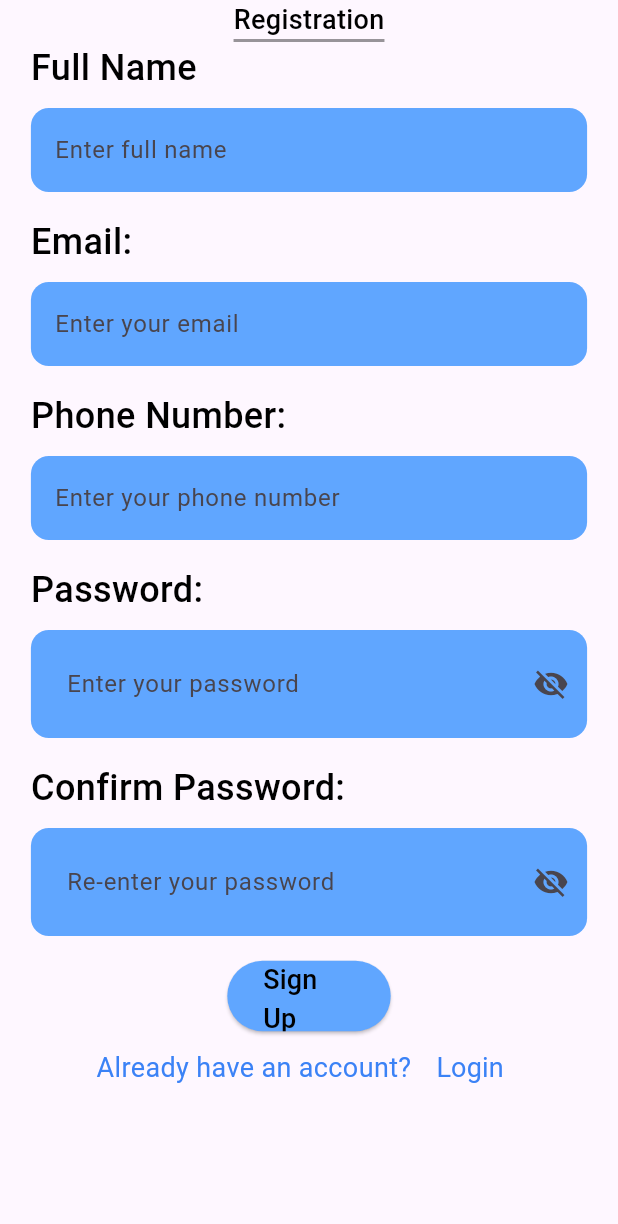
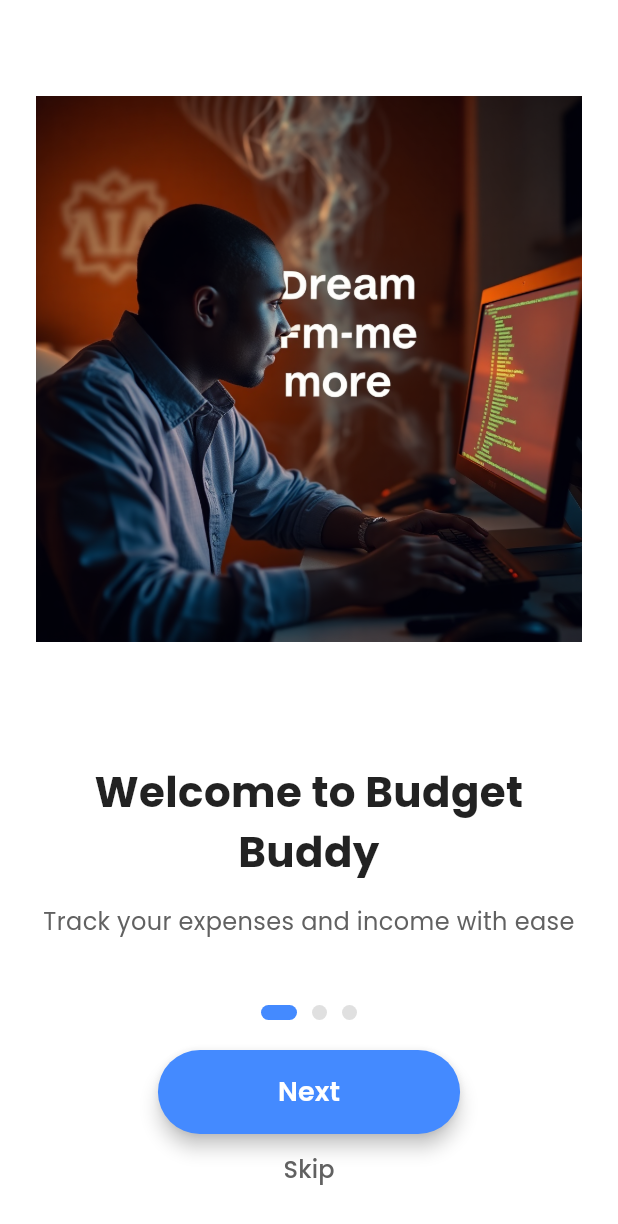
Before and after one commit to BekaluEshete/finanace_tracker_app, a Flutter app: the screen it shows after launch, on a phone screen of 412 x 824 dp. Shown: the top 1224 px of the screen. Run offline on Flutter 3.47's test engine with Material 3 defaults, Android fonts, the phone set to English and light mode, and no system bars; our stand-ins replace cloud_firestore, firebase_auth, firebase_core, fl_chart, flutter_local_notifications, flutter_screenutil and 5 more; accounts and stored records are empty; Roboto replaces fonts that are missing (Itim).

Commit message:
onboarding and dynamic loading of user name added

```diff
--- a/lib/accounts/account_page.dart
+++ b/lib/accounts/account_page.dart
@@ -10,6 +10,7 @@ class AccountPage extends StatelessWidget {
       minTextAdapt: true,
       builder: (context, child) {
         return MaterialApp(
+          debugShowCheckedModeBanner: false,
           theme: ThemeData(
             primaryColor: const Color(0xFF6366F1),
             scaffoldBackgroundColor: const Color(0xFFF8FAFC),
--- a/lib/main.dart
+++ b/lib/main.dart
@@ -7,6 +7,8 @@ import 'package:firebase_core/firebase_core.dart';
 import 'package:flutter/foundation.dart';
 import 'package:flutter/material.dart';
 import 'package:provider/provider.dart';
+import 'package:shared_preferences/shared_preferences.dart';
+import 'onboarding_page.dart';
 
 void main() async {
   WidgetsFlutterBinding.ensureInitialized();
@@ -23,18 +25,28 @@ void main() async {
           appId: "1:480580024190:web:a72db8416f9b6c2643652f"),
     );
   } else {
-    await Firebase.initializeApp(); // intilize firebase
+    await Firebase.initializeApp();
   }
-  runApp(MultiProvider(providers: [
+  WidgetsFlutterBinding.ensureInitialized();
+  final prefs = await SharedPreferences.getInstance();
+  bool hasSeenOnboarding = prefs.getBool('onboarding_complete') ?? false;
+
+  runApp(
+    MultiProvider(
+      providers: [
         ChangeNotifierProvider(create: (_) => CategoryProvider()),
         ChangeNotifierProvider(create: (_) => TransactionProvider()),
-  ], child: const MyApp()));
+      ],
+      child: MyApp(showOnboarding: !hasSeenOnboarding),
+    ),
+  );
 }
 
 class MyApp extends StatelessWidget {
-  const MyApp({super.key});
+  final bool showOnboarding;
 
-  // This widget is the root of your application.
+  const MyApp({super.key, required this.showOnboarding});
+
   @override
   Widget build(BuildContext context) {
     return MaterialApp(
@@ -44,7 +56,8 @@ class MyApp extends StatelessWidget {
         colorScheme: ColorScheme.fromSeed(seedColor: Colors.deepPurple),
         useMaterial3: true,
       ),
-        home: AuthWrapper());
+      home: showOnboarding ? const OnboardingScreen() : AuthWrapper(),
+    );
   }
 }
 
--- /dev/null
+++ b/lib/onboarding_page.dart
@@ -0,0 +1,219 @@
+import 'package:flutter/material.dart';
+import 'package:finance/auth/signup.dart';
+import 'package:finance/main_page.dart';
+import 'package:firebase_auth/firebase_auth.dart';
+import 'package:google_fonts/google_fonts.dart';
+import 'package:shared_preferences/shared_preferences.dart';
+
+// Onboarding Screen
+class OnboardingScreen extends StatefulWidget {
+  const OnboardingScreen({Key? key}) : super(key: key);
+
+  @override
+  _OnboardingScreenState createState() => _OnboardingScreenState();
+}
+
+class _OnboardingScreenState extends State<OnboardingScreen> {
+  final PageController _pageController = PageController();
+  int _currentPage = 0;
+
+  final List<OnboardingData> _onboardingData = OnboardingData.list;
+
+  @override
+  Widget build(BuildContext context) {
+    return Scaffold(
+      backgroundColor: Colors.white,
+      body: SafeArea(
+        child: Column(
+          children: [
+            Expanded(
+              child: PageView.builder(
+                controller: _pageController,
+                itemCount: _onboardingData.length,
+                onPageChanged: (page) => setState(() => _currentPage = page),
+                itemBuilder: (context, index) =>
+                    OnboardingPage(data: _onboardingData[index]),
+              ),
+            ),
+            _buildBottomNavigation(),
+          ],
+        ),
+      ),
+    );
+  }
+
+  Widget _buildBottomNavigation() {
+    return Padding(
+      padding: const EdgeInsets.symmetric(horizontal: 24, vertical: 20),
+      child: Column(
+        children: [
+          _buildDots(),
+          const SizedBox(height: 20),
+          _buildNextButton(),
+          if (_currentPage != _onboardingData.length - 1)
+            TextButton(
+              onPressed: _navigateToAuthScreen,
+              child: Text(
+                'Skip',
+                style: GoogleFonts.poppins(
+                  fontSize: 16,
+                  fontWeight: FontWeight.w500,
+                  color: Colors.grey[700],
+                ),
+              ),
+            ),
+        ],
+      ),
+    );
+  }
+
+  Widget _buildDots() {
+    return Row(
+      mainAxisAlignment: MainAxisAlignment.center,
+      children: List.generate(
+        _onboardingData.length,
+        (index) => AnimatedContainer(
+          duration: const Duration(milliseconds: 300),
+          curve: Curves.easeInOut,
+          height: 10,
+          width: _currentPage == index ? 24 : 10,
+          margin: const EdgeInsets.symmetric(horizontal: 5),
+          decoration: BoxDecoration(
+            color: _currentPage == index ? Colors.blueAccent : Colors.grey[300],
+            borderRadius: BorderRadius.circular(10),
+          ),
+        ),
+      ),
+    );
+  }
+
+  Widget _buildNextButton() {
+    return ElevatedButton(
+      onPressed: _handleNextOrFinish,
+      style: ElevatedButton.styleFrom(
+        backgroundColor: Colors.blueAccent,
+        foregroundColor: Colors.white,
+        padding: const EdgeInsets.symmetric(horizontal: 80, vertical: 15),
+        shape: RoundedRectangleBorder(borderRadius: BorderRadius.circular(30)),
+        elevation: 5,
+      ),
+      child: Text(
+        _currentPage == _onboardingData.length - 1 ? 'Get Started' : 'Next',
+        style: GoogleFonts.poppins(fontSize: 18, fontWeight: FontWeight.w600),
+      ),
+    );
+  }
+
+  void _handleNextOrFinish() {
+    if (_currentPage == _onboardingData.length - 1) {
+      _navigateToAuthScreen();
+    } else {
+      _pageController.nextPage(
+        duration: const Duration(milliseconds: 400),
+        curve: Curves.easeInOut,
+      );
+    }
+  }
+
+  void _navigateToAuthScreen() async {
+    final prefs = await SharedPreferences.getInstance();
+    await prefs.setBool('onboarding_complete', true); // Store flag
+
+    Navigator.pushReplacement(
+      context,
+      MaterialPageRoute(builder: (context) => const AuthWrapper()),
+    );
+  }
+}
+
+// Onboarding Page Model
+class OnboardingData {
+  final String title, description, image;
+
+  const OnboardingData({
+    required this.title,
+    required this.description,
+    required this.image,
+  });
+
+  static const List<OnboardingData> list = [
+    OnboardingData(
+      title: 'Welcome to Budget Buddy',
+      description: 'Track your expenses and income with ease',
+      image: "assets/images/dr4.png",
+    ),
+    OnboardingData(
+      title: 'Set Your Goals',
+      description: 'Plan your budget and achieve your financial dreams',
+      image: "assets/images/dr4.png",
+    ),
+    OnboardingData(
+      title: 'Stay in Control',
+      description: 'Get insights and stay on top of your finances',
+      image: "assets/images/dr4.png",
+    ),
+  ];
+}
+
+// Single Onboarding Page Widget
+class OnboardingPage extends StatelessWidget {
+  final OnboardingData data;
+  const OnboardingPage({Key? key, required this.data}) : super(key: key);
+
+  @override
+  Widget build(BuildContext context) {
+    return Padding(
+      padding: const EdgeInsets.all(24.0),
+      child: Column(
+        mainAxisAlignment: MainAxisAlignment.center,
+        children: [
+          Expanded(
+            child: Image.asset(
+              "assets/images/dr4.png",
+              fit: BoxFit.contain,
+            ),
+          ),
+          const SizedBox(height: 40),
+          Text(
+            data.title,
+            style: GoogleFonts.poppins(
+              fontSize: 28,
+              fontWeight: FontWeight.bold,
+              color: Colors.black87,
+            ),
+            textAlign: TextAlign.center,
+          ),
+          const SizedBox(height: 15),
+          Text(
+            data.description,
+            style: GoogleFonts.poppins(
+              fontSize: 16,
+              color: Colors.grey[700],
+            ),
+            textAlign: TextAlign.center,
+          ),
+        ],
+      ),
+    );
+  }
+}
+
+// Authentication Wrapper
+class AuthWrapper extends StatelessWidget {
+  const AuthWrapper({Key? key}) : super(key: key);
+
+  @override
+  Widget build(BuildContext context) {
+    return StreamBuilder<User?>(
+      stream: FirebaseAuth.instance.authStateChanges(),
+      builder: (context, snapshot) {
+        if (snapshot.connectionState == ConnectionState.waiting) {
+          return const Scaffold(
+            body: Center(child: CircularProgressIndicator()),
+          );
+        }
+        return snapshot.hasData ? const MainPage() : const SignUpView();
+      },
+    );
+  }
+}
--- a/lib/provider/transactionProvider.dart
+++ b/lib/provider/transactionProvider.dart
@@ -3,7 +3,7 @@ import 'package:finance/provider/category_provider.dart';
 import 'package:firebase_auth/firebase_auth.dart';
 import 'package:flutter/material.dart';
 import 'package:provider/provider.dart';
-// Ensure this exists
+//
 
 class TransactionProvider with ChangeNotifier {
   final FirebaseFirestore _firestore = FirebaseFirestore.instance;
--- a/pubspec.yaml
+++ b/pubspec.yaml
@@ -47,6 +47,7 @@ dependencies:
   flutter_svg: ^2.0.17
   flutter_local_notifications: ^19.0.0
   intl: ^0.20.2
+  shared_preferences: ^2.5.2
 
 dev_dependencies:
   flutter_test:
@@ -71,8 +72,9 @@ flutter:
   uses-material-design: true
 
   # To add assets to your application, add an assets section, like this:
-  # assets:
-  #   - images/a_dot_burr.jpeg
+  assets:
+
+   - assets/images/dr4.png
   #   - images/a_dot_ham.jpeg
 
   # An image asset can refer to one or more resolution-specific "variants", see
```
Also changed, not shown: lib/Home/home_page.dart (+88 -7 lines), assets/images/dr4.png (added), pubspec.lock, 1 other file. Lines whose indentation alone changed are shown as unchanged.
